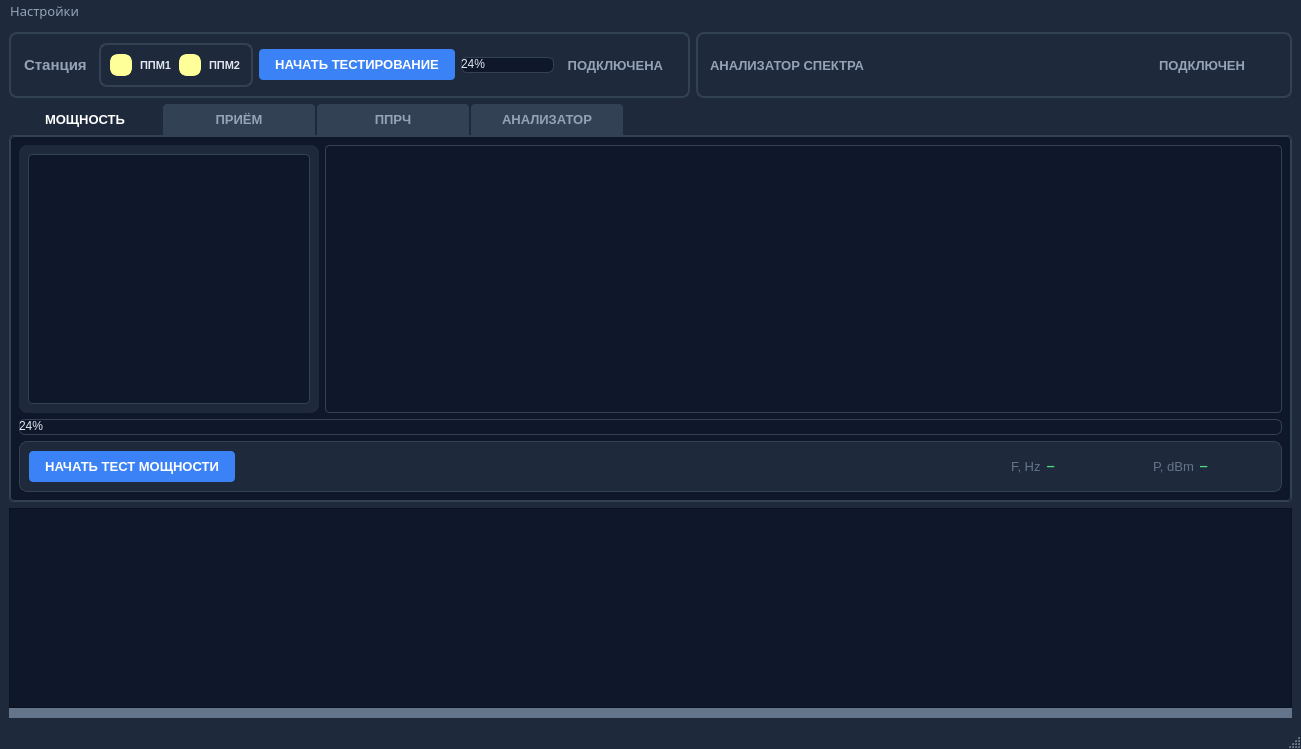
Old version of the form mainwindow.ui in the repository vitalisimys/Check_station.
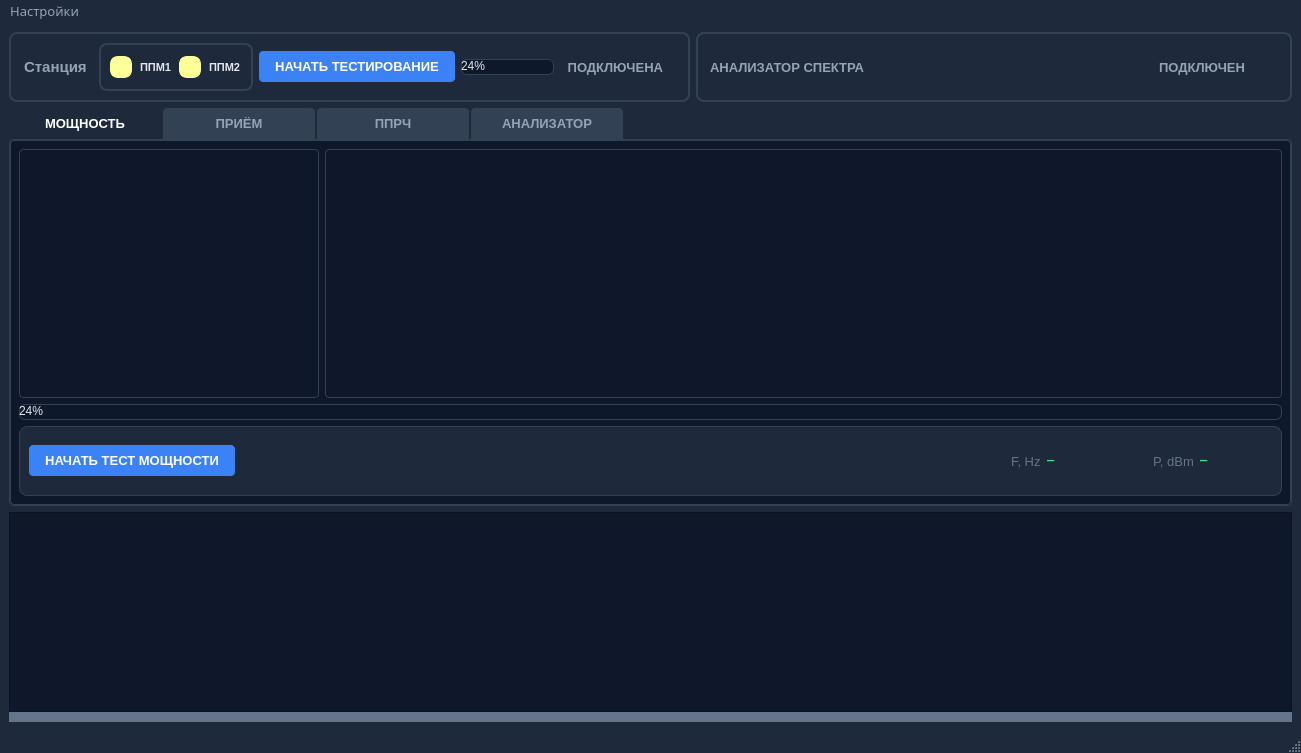
New version of the form. Icons and pictures are not drawn. Custom widgets are drawn as their Qt base class.

Diff of the .ui file:
```diff
--- a/mainwindow.ui
+++ b/mainwindow.ui
@@ -10,7 +10,7 @@
     <x>0</x>
     <y>0</y>
     <width>1301</width>
-    <height>749</height>
+    <height>753</height>
    </rect>
   </property>
   <property name="windowTitle">
@@ -101,7 +101,7 @@
         <property name="minimumSize">
          <size>
           <width>0</width>
-          <height>66</height>
+          <height>70</height>
          </size>
         </property>
         <property name="styleSheet">
@@ -141,7 +141,7 @@
          <item>
           <widget class="QFrame" name="framePPM">
            <property name="sizePolicy">
-            <sizepolicy hsizetype="Minimum" vsizetype="Minimum">
+            <sizepolicy hsizetype="Minimum" vsizetype="Preferred">
              <horstretch>0</horstretch>
              <verstretch>0</verstretch>
             </sizepolicy>
@@ -291,13 +291,13 @@
            <property name="minimumSize">
             <size>
              <width>0</width>
-             <height>12</height>
+             <height>20</height>
             </size>
            </property>
            <property name="maximumSize">
             <size>
              <width>16777215</width>
-             <height>16</height>
+             <height>20</height>
             </size>
            </property>
            <property name="styleSheet">
@@ -369,7 +369,7 @@
         <property name="minimumSize">
          <size>
           <width>0</width>
-          <height>66</height>
+          <height>70</height>
          </size>
         </property>
         <property name="styleSheet">
@@ -531,34 +531,6 @@
           <item>
            <layout class="QHBoxLayout" name="horizontalLayout_11">
             <item>
-             <widget class="QFrame" name="frameMomentSpetrumGraph">
-              <property name="sizePolicy">
-               <sizepolicy hsizetype="Fixed" vsizetype="Minimum">
-                <horstretch>0</horstretch>
-                <verstretch>0</verstretch>
-               </sizepolicy>
-              </property>
-              <property name="maximumSize">
-               <size>
-                <width>300</width>
-                <height>16777215</height>
-               </size>
-              </property>
-              <property name="styleSheet">
-               <string notr="true">#frameMomentSpetrumGraph {
-    color: #10b981;
-    border-radius: 8px;
-    background-color: #1e293b;
-}</string>
-              </property>
-              <property name="frameShape">
-               <enum>QFrame::StyledPanel</enum>
-              </property>
-              <property name="frameShadow">
-               <enum>QFrame::Raised</enum>
-              </property>
-              <layout class="QVBoxLayout" name="verticalLayout_5">
-               <item>
                 <widget class="QCustomPlot" name="plotWidgetMomentSpetrumGraph" native="true">
                  <property name="sizePolicy">
                   <sizepolicy hsizetype="Expanding" vsizetype="Expanding">
@@ -587,9 +559,6 @@
                  </property>
                 </widget>
                </item>
-              </layout>
-             </widget>
-            </item>
             <item>
              <widget class="QCustomPlot" name="plotWidgetPowerGraph" native="true">
               <property name="sizePolicy">
@@ -626,13 +595,13 @@
             <property name="minimumSize">
              <size>
               <width>0</width>
-              <height>12</height>
+              <height>20</height>
              </size>
             </property>
             <property name="maximumSize">
              <size>
               <width>16777215</width>
-              <height>16</height>
+              <height>20</height>
              </size>
             </property>
             <property name="styleSheet">
@@ -723,29 +692,41 @@
            <item>
             <widget class="QLabel" name="labelPower">
              <property name="sizePolicy">
-              <sizepolicy hsizetype="Preferred" vsizetype="Preferred">
+              <sizepolicy hsizetype="Fixed" vsizetype="Fixed">
                <horstretch>0</horstretch>
                <verstretch>0</verstretch>
               </sizepolicy>
              </property>
              <property name="minimumSize">
               <size>
-               <width>0</width>
-               <height>0</height>
+               <width>90</width>
+               <height>50</height>
               </size>
              </property>
              <property name="maximumSize">
               <size>
-               <width>16777215</width>
-               <height>16777215</height>
+               <width>90</width>
+               <height>50</height>
               </size>
              </property>
+             <property name="styleSheet">
+              <string notr="true">padding: 0px 0px;</string>
+             </property>
              <property name="text">
               <string/>
              </property>
              <property name="alignment">
               <set>Qt::AlignCenter</set>
              </property>
+             <property name="wordWrap">
+              <bool>false</bool>
+             </property>
+             <property name="margin">
+              <number>0</number>
+             </property>
+             <property name="indent">
+              <number>-1</number>
+             </property>
             </widget>
            </item>
            <item>
```
Left out of the diff: 5 changed lines with no effect on the pictures. Lines whose indentation alone changed are shown as unchanged.
